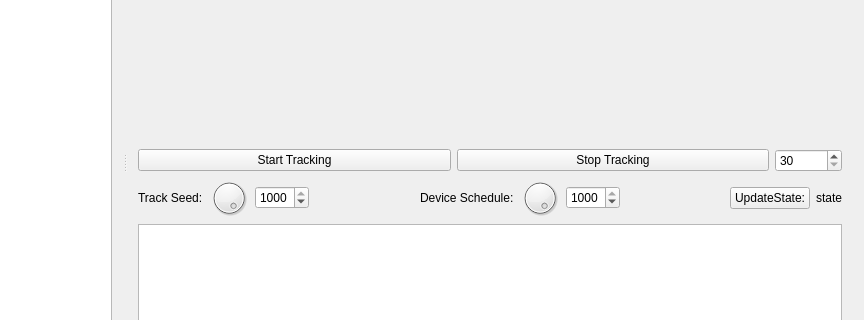
Above: example/UIToolkitTest/mainwindow.ui from bisegni/chaosframework before the change; both pictures show x 187 to 1051 and y 136 to 456 of the 1051 by 560 pixel window. Below: the same form after it.
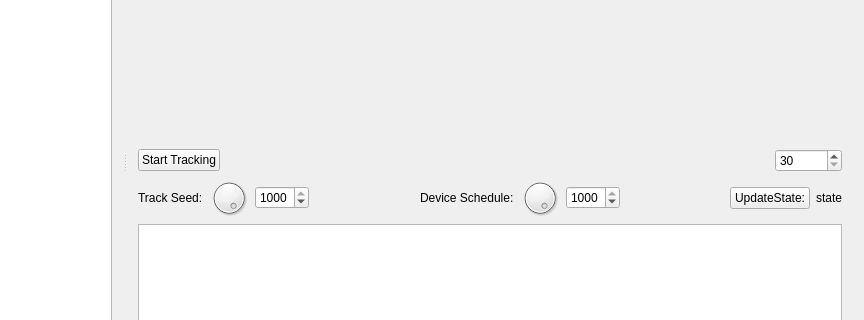
That is the form after the change.

Commit message: added some patch here and there. Now max, default and min value work. form the UI they are read from metadataserver

```diff
--- a/example/UIToolkitTest/mainwindow.ui
+++ b/example/UIToolkitTest/mainwindow.ui
@@ -114,7 +114,7 @@
          <widget class="QWidget" name="graphWidget" native="true"/>
         </item>
         <item>
-         <layout class="QHBoxLayout" name="horizontalLayout_6" stretch="1,1,0">
+         <layout class="QHBoxLayout" name="horizontalLayout_6" stretch="0,1,0">
           <item>
            <widget class="QPushButton" name="buttonStartTracking">
             <property name="text">
@@ -123,11 +123,17 @@
            </widget>
           </item>
           <item>
-           <widget class="QPushButton" name="buttonStopTracking">
-            <property name="text">
-             <string>Stop Tracking</string>
+           <spacer name="horizontalSpacer_3">
+            <property name="orientation">
+             <enum>Qt::Horizontal</enum>
             </property>
-           </widget>
+            <property name="sizeHint" stdset="0">
+             <size>
+              <width>40</width>
+              <height>20</height>
+             </size>
+            </property>
+           </spacer>
           </item>
           <item>
            <widget class="QSpinBox" name="spinBox">
```
The commit also changes 4 other files.
